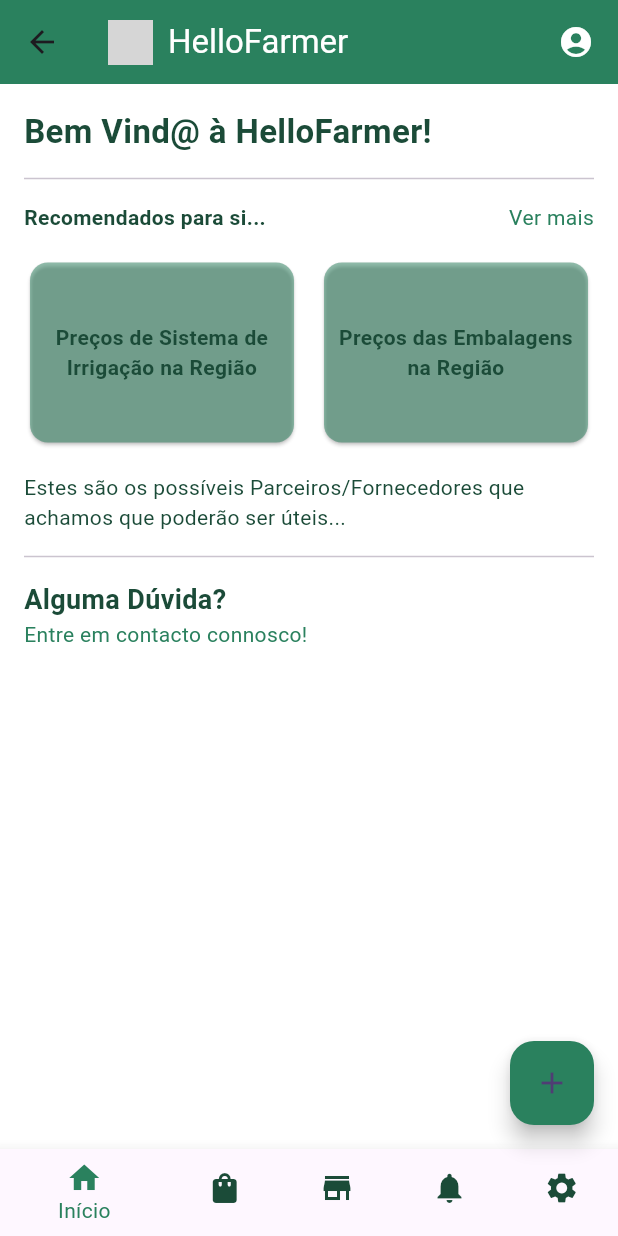
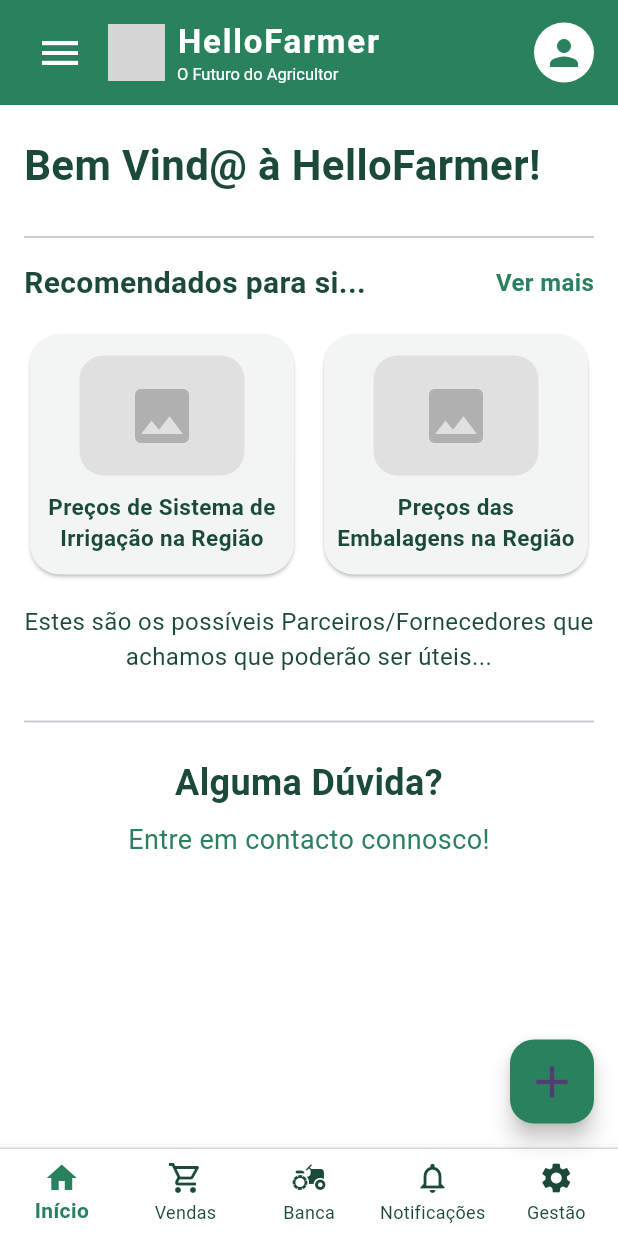
Before and after one commit to Alex202200037/projeto_cm, a Flutter app: the WelcomePage screen opened directly, on a phone screen of 412 x 824 dp. Run offline on Flutter 3.47's test engine with Material 3 defaults, Android fonts, the phone set to English and light mode, and no system bars; grey boxes are pictures that could not be loaded.

Commit message:
splashscreen + welcome_page fixes

```diff
--- a/flutter_application_1/lib/main.dart
+++ b/flutter_application_1/lib/main.dart
@@ -1,4 +1,5 @@
 import 'package:flutter/material.dart';
+import 'splash_screen.dart';
 
 void main() {
   runApp(const MyApp());
@@ -30,7 +31,7 @@
         // tested with just a hot reload.
         colorScheme: ColorScheme.fromSeed(seedColor: Colors.deepPurple),
       ),
-      home: const MyHomePage(title: 'Flutter Demo Home Page'),
+      home: const SplashScreen(),
     );
   }
 }
--- a/flutter_application_1/lib/settings_page.dart
+++ b/flutter_application_1/lib/settings_page.dart
@@ -1,4 +1,5 @@
 import 'package:flutter/material.dart';
+import 'welcome_page.dart';
 
 class SettingsPage extends StatelessWidget {
   const SettingsPage({super.key});
@@ -11,7 +12,10 @@
         backgroundColor: const Color(0xFF2A815E),
         title: Row(
           children: [
-            Image.asset('assets/logo.png', height: 30), // coloca o teu logo aqui
+            Image.asset(
+              'assets/logo.png',
+              height: 30,
+            ), // coloca o teu logo aqui
             const SizedBox(width: 10),
             const Text('HelloFarmer', style: TextStyle(color: Colors.white)),
           ],
@@ -37,13 +41,34 @@
               ),
             ),
             const Divider(thickness: 1, height: 32, color: Color(0xFF2A815E)),
-            const SettingsItem(title: 'Geral', subtitle: 'Veja e atualize os detalhes da sua loja'),
-            const SettingsItem(title: 'Métodos de Pagamento', subtitle: 'Escolha como pretende receber os pagamentos'),
-            const SettingsItem(title: 'Logística', subtitle: 'Gerencie como envia produtos para os clientes'),
-            const SettingsItem(title: 'Faturação', subtitle: 'Gerencie toda a faturação'),
-            const SettingsItem(title: 'Conta', subtitle: 'Gerencie a conta e as permissões'),
-            const SettingsItem(title: 'Acessibilidade', subtitle: 'Adapte a sua experiência ao seu gosto'),
-            const SettingsItem(title: 'Créditos', subtitle: 'Veja quem criou esta bonita aplicação :D'),
+            const SettingsItem(
+              title: 'Geral',
+              subtitle: 'Veja e atualize os detalhes da sua loja',
+            ),
+            const SettingsItem(
+              title: 'Métodos de Pagamento',
+              subtitle: 'Escolha como pretende receber os pagamentos',
+            ),
+            const SettingsItem(
+              title: 'Logística',
+              subtitle: 'Gerencie como envia produtos para os clientes',
+            ),
+            const SettingsItem(
+              title: 'Faturação',
+              subtitle: 'Gerencie toda a faturação',
+            ),
+            const SettingsItem(
+              title: 'Conta',
+              subtitle: 'Gerencie a conta e as permissões',
+            ),
+            const SettingsItem(
+              title: 'Acessibilidade',
+              subtitle: 'Adapte a sua experiência ao seu gosto',
+            ),
+            const SettingsItem(
+              title: 'Créditos',
+              subtitle: 'Veja quem criou esta bonita aplicação :D',
+            ),
           ],
         ),
       ),
@@ -58,11 +83,27 @@
         currentIndex: 4,
         selectedItemColor: const Color(0xFF2A815E),
         unselectedItemColor: const Color(0xFF1B4B38),
+        onTap: (index) {
+          if (index == 0) {
+            Navigator.of(context).pushReplacement(
+              MaterialPageRoute(builder: (context) => const WelcomePage()),
+            );
+          } else if (index == 4) {
+            // Already on SettingsPage, do nothing
+          }
+          // Add navigation for other tabs if needed
+        },
         items: const [
           BottomNavigationBarItem(icon: Icon(Icons.home), label: 'Início'),
-          BottomNavigationBarItem(icon: Icon(Icons.shopping_bag), label: 'Vendas'),
+          BottomNavigationBarItem(
+            icon: Icon(Icons.shopping_bag),
+            label: 'Vendas',
+          ),
           BottomNavigationBarItem(icon: Icon(Icons.store), label: 'Banca'),
-          BottomNavigationBarItem(icon: Icon(Icons.notifications), label: 'Notificações'),
+          BottomNavigationBarItem(
+            icon: Icon(Icons.notifications),
+            label: 'Notificações',
+          ),
           BottomNavigationBarItem(icon: Icon(Icons.settings), label: 'Gestão'),
         ],
       ),
@@ -92,12 +133,7 @@
             ),
           ),
           const SizedBox(height: 4),
-          Text(
-            subtitle,
-            style: const TextStyle(
-              color: Color(0xFF2A815E),
-            ),
-          ),
+          Text(subtitle, style: const TextStyle(color: Color(0xFF2A815E))),
         ],
       ),
     );
--- /dev/null
+++ b/flutter_application_1/lib/splash_screen.dart
@@ -0,0 +1,31 @@
+import 'package:flutter/material.dart';
+import 'welcome_page.dart';
+
+class SplashScreen extends StatefulWidget {
+  const SplashScreen({Key? key}) : super(key: key);
+
+  @override
+  State<SplashScreen> createState() => _SplashScreenState();
+}
+
+class _SplashScreenState extends State<SplashScreen> {
+  @override
+  void initState() {
+    super.initState();
+    Future.delayed(const Duration(seconds: 2), () {
+      Navigator.of(context).pushReplacement(
+        MaterialPageRoute(builder: (context) => const WelcomePage()),
+      );
+    });
+  }
+
+  @override
+  Widget build(BuildContext context) {
+    return Scaffold(
+      backgroundColor: const Color(0xFF2A815E),
+      body: Center(
+        child: Image.asset('assets/logo.png', width: 200, height: 200),
+      ),
+    );
+  }
+}
--- a/flutter_application_1/lib/welcome_page.dart
+++ b/flutter_application_1/lib/welcome_page.dart
@@ -1,4 +1,5 @@
 import 'package:flutter/material.dart';
+import 'settings_page.dart';
 
 class WelcomePage extends StatelessWidget {
   const WelcomePage({super.key});
@@ -9,37 +10,67 @@
       backgroundColor: const Color(0xFFFFFFFF),
       appBar: AppBar(
         backgroundColor: const Color(0xFF2A815E),
+        automaticallyImplyLeading: false,
         title: Row(
+          mainAxisAlignment: MainAxisAlignment.spaceBetween,
           children: [
-            Image.asset(
-              'assets/logo.png', // logo da HelloFarmer
-              height: 30,
+            Row(
+              children: [
+                IconButton(
+                  icon: const Icon(Icons.menu, color: Colors.white, size: 32),
+                  onPressed: () {},
                 ),
-            const SizedBox(width: 10),
-            const Text(
+                const SizedBox(width: 8),
+                Image.asset('assets/logo.png', height: 38),
+                const SizedBox(width: 8),
+                Column(
+                  crossAxisAlignment: CrossAxisAlignment.start,
+                  children: const [
+                    Text(
                       'HelloFarmer',
-              style: TextStyle(color: Colors.white),
+                      style: TextStyle(
+                        color: Colors.white,
+                        fontWeight: FontWeight.bold,
+                        fontSize: 22,
+                        letterSpacing: 1.2,
+                      ),
+                    ),
+                    Text(
+                      'O Futuro do Agricultor',
+                      style: TextStyle(
+                        color: Colors.white,
+                        fontSize: 11,
+                        fontWeight: FontWeight.w400,
+                      ),
                     ),
                   ],
                 ),
-        actions: const [
-          Icon(Icons.account_circle, color: Colors.white),
-          SizedBox(width: 16),
               ],
             ),
+            const CircleAvatar(
+              backgroundColor: Colors.white,
+              radius: 20,
+              child: Icon(Icons.person, color: Color(0xFF2A815E), size: 28),
+            ),
+          ],
+        ),
+        toolbarHeight: 70,
+      ),
       body: Padding(
-        padding: const EdgeInsets.all(16),
+        padding: const EdgeInsets.symmetric(horizontal: 16, vertical: 8),
         child: ListView(
           children: [
+            const SizedBox(height: 12),
             const Text(
               'Bem Vind@ à HelloFarmer!',
               style: TextStyle(
                 color: Color(0xFF1B4B38),
-                fontSize: 22,
+                fontSize: 28,
                 fontWeight: FontWeight.bold,
               ),
             ),
-            const Divider(height: 32),
+            const SizedBox(height: 12),
+            const Divider(height: 32, thickness: 1.2),
             Row(
               mainAxisAlignment: MainAxisAlignment.spaceBetween,
               children: const [
@@ -48,82 +79,155 @@
                   style: TextStyle(
                     fontWeight: FontWeight.bold,
                     color: Color(0xFF1B4B38),
+                    fontSize: 20,
                   ),
                 ),
                 Text(
                   'Ver mais',
-                  style: TextStyle(color: Color(0xFF2A815E)),
+                  style: TextStyle(
+                    color: Color(0xFF2A815E),
+                    fontWeight: FontWeight.w600,
+                    fontSize: 16,
+                  ),
                 ),
               ],
             ),
             const SizedBox(height: 16),
             Row(
               children: [
-                Expanded(child: _recommendationCard('Preços de Sistema de Irrigação na Região')),
+                Expanded(
+                  child: _recommendationCardWithImage(
+                    'Preços de Sistema de Irrigação na Região',
+                  ),
+                ),
                 const SizedBox(width: 12),
-                Expanded(child: _recommendationCard('Preços das Embalagens na Região')),
+                Expanded(
+                  child: _recommendationCardWithImage(
+                    'Preços das Embalagens na Região',
+                  ),
+                ),
               ],
             ),
             const SizedBox(height: 16),
             const Text(
               'Estes são os possíveis Parceiros/Fornecedores que achamos que poderão ser úteis...',
-              style: TextStyle(color: Color(0xFF1B4B38)),
+              style: TextStyle(color: Color(0xFF1B4B38), fontSize: 16),
+              textAlign: TextAlign.center,
             ),
-            const Divider(height: 32),
+            const SizedBox(height: 16),
+            const Divider(height: 32, thickness: 1.2),
+            const SizedBox(height: 8),
             const Text(
               'Alguma Dúvida?',
               style: TextStyle(
                 fontWeight: FontWeight.bold,
-                fontSize: 18,
+                fontSize: 24,
                 color: Color(0xFF1B4B38),
               ),
+              textAlign: TextAlign.center,
             ),
+            const SizedBox(height: 8),
             const Text(
               'Entre em contacto connosco!',
-              style: TextStyle(color: Color(0xFF2A815E)),
+              style: TextStyle(color: Color(0xFF2A815E), fontSize: 18),
+              textAlign: TextAlign.center,
             ),
+            const SizedBox(height: 60),
           ],
         ),
       ),
       floatingActionButton: FloatingActionButton(
         backgroundColor: const Color(0xFF2A815E),
         onPressed: () {
-          // mais tarde
+          // Adicionar post
         },
-        child: const Icon(Icons.add),
+        child: const Icon(Icons.add, size: 36),
       ),
-      bottomNavigationBar: BottomNavigationBar(
+      floatingActionButtonLocation: FloatingActionButtonLocation.endFloat,
+      bottomNavigationBar: Container(
+        decoration: BoxDecoration(
+          border: Border(
+            top: BorderSide(color: Colors.grey.shade300, width: 1),
+          ),
+        ),
+        child: BottomNavigationBar(
           currentIndex: 0,
           selectedItemColor: const Color(0xFF2A815E),
           unselectedItemColor: const Color(0xFF1B4B38),
+          backgroundColor: Colors.white,
+          type: BottomNavigationBarType.fixed,
+          selectedLabelStyle: const TextStyle(fontWeight: FontWeight.bold),
+          unselectedLabelStyle: const TextStyle(fontWeight: FontWeight.normal),
+          onTap: (index) {
+            if (index == 4) {
+              Navigator.of(context).pushReplacement(
+                MaterialPageRoute(builder: (context) => const SettingsPage()),
+              );
+            } else if (index == 0) {
+              // Already on WelcomePage, do nothing
+            }
+            // Add navigation for other tabs if needed
+          },
           items: const [
             BottomNavigationBarItem(icon: Icon(Icons.home), label: 'Início'),
-          BottomNavigationBarItem(icon: Icon(Icons.shopping_bag), label: 'Vendas'),
-          BottomNavigationBarItem(icon: Icon(Icons.store), label: 'Banca'),
-          BottomNavigationBarItem(icon: Icon(Icons.notifications), label: 'Notificações'),
-          BottomNavigationBarItem(icon: Icon(Icons.settings), label: 'Gestão'),
+            BottomNavigationBarItem(
+              icon: Icon(Icons.shopping_cart_outlined),
+              label: 'Vendas',
+            ),
+            BottomNavigationBarItem(
+              icon: Icon(Icons.agriculture),
+              label: 'Banca',
+            ),
+            BottomNavigationBarItem(
+              icon: Icon(Icons.notifications_none),
+              label: 'Notificações',
+            ),
+            BottomNavigationBarItem(
+              icon: Icon(Icons.settings),
+              label: 'Gestão',
+            ),
           ],
+        ),
       ),
     );
   }
 
-  static Widget _recommendationCard(String title) {
+  static Widget _recommendationCardWithImage(String title) {
     return Card(
-      color: const Color(0x802A815E),
+      color: const Color(0xFFF2F5F3),
+      shape: RoundedRectangleBorder(borderRadius: BorderRadius.circular(20)),
       child: SizedBox(
-        height: 120,
-        child: Center(
-          child: Padding(
-            padding: const EdgeInsets.all(8),
+        height: 160,
+        child: Column(
+          mainAxisAlignment: MainAxisAlignment.center,
+          children: [
+            Container(
+              height: 80,
+              width: 110,
+              decoration: BoxDecoration(
+                color: Colors.grey.shade300,
+                borderRadius: BorderRadius.circular(16),
+              ),
+              child: const Icon(
+                Icons.image,
+                size: 48,
+                color: Color(0xFFB0B0B0),
+              ),
+            ),
+            const SizedBox(height: 10),
+            Padding(
+              padding: const EdgeInsets.symmetric(horizontal: 8),
               child: Text(
                 title,
                 style: const TextStyle(
                   color: Color(0xFF1B4B38),
                   fontWeight: FontWeight.w600,
+                  fontSize: 15,
                 ),
                 textAlign: TextAlign.center,
               ),
             ),
+          ],
         ),
       ),
     );
```
Also changed, not shown: flutter_application_1/assets/logo.jpg (added). Lines whose indentation alone changed are shown as unchanged.
